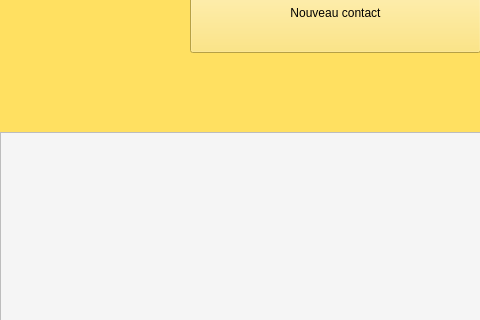
This is contactswindow.ui in dbuhon/KeepItSecret as Qt 5 draws it before an edit; both pictures show x 0 to 480 and y 148 to 468 of the 720 by 1280 pixel window. The edited form follows.
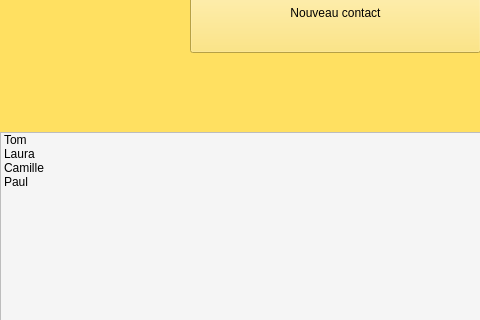
This is the edited form.

Commit message: Ajout éléments ListView

The edit to the form file:
```diff
--- a/contactswindow.ui
+++ b/contactswindow.ui
@@ -53,7 +53,7 @@
      <bool>false</bool>
     </property>
    </widget>
-   <widget class="QListView" name="listView_contacts">
+   <widget class="QListWidget" name="listWidget_contacts">
     <property name="geometry">
      <rect>
       <x>0</x>
@@ -65,6 +65,26 @@
     <property name="styleSheet">
      <string notr="true">background-color: whitesmoke;</string>
     </property>
+    <item>
+     <property name="text">
+      <string>Tom</string>
+     </property>
+    </item>
+    <item>
+     <property name="text">
+      <string>Laura</string>
+     </property>
+    </item>
+    <item>
+     <property name="text">
+      <string>Camille</string>
+     </property>
+    </item>
+    <item>
+     <property name="text">
+      <string>Paul</string>
+     </property>
+    </item>
    </widget>
    <widget class="QPushButton" name="pushButton_newContact">
     <property name="geometry">
```
The commit also changes 4 other files.
